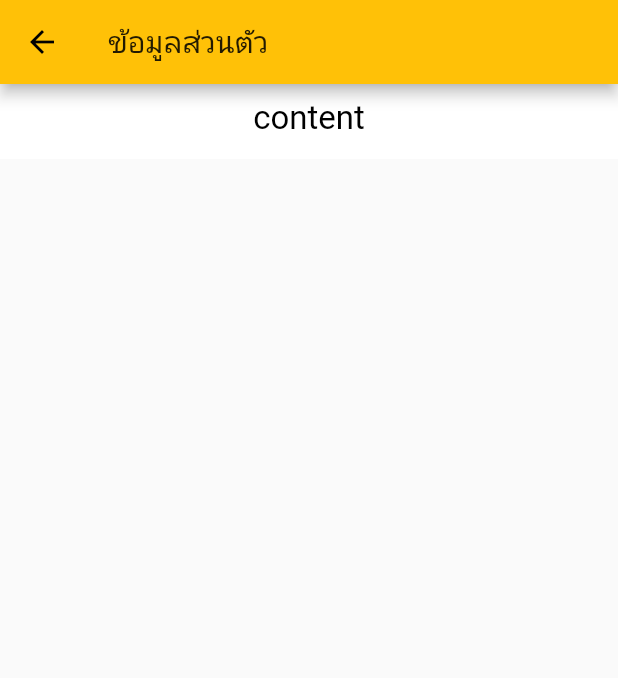
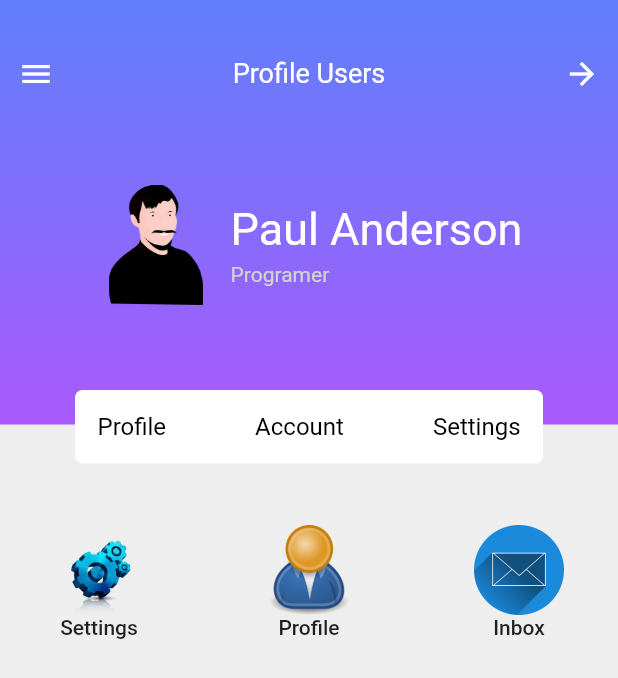
Before and after one commit to Thanayut-Dev/Customer-Flutterapp, a Flutter app: the ProfilePage screen opened directly, on a phone screen of 412 x 824 dp. Shown: the top 678 px of the screen. Run offline on Flutter 3.47's test engine with Material 2 defaults, Android fonts, the phone set to English and light mode, and no system bars; our stand-ins replace carousel_slider, fancy_bottom_navigation; Roboto replaces fonts that are missing (ralewaymedium).

Commit message:
profile setting

```diff
--- a/lib/component/Profilepage/SettingPage.dart
+++ b/lib/component/Profilepage/SettingPage.dart
@@ -11,25 +11,95 @@ class _ProfilePageState extends State<ProfilePage> {
   @override
   Widget build(BuildContext context) {
     return Scaffold(
-      appBar: AppBar(title: Text("ข้อมูลส่วนตัว")),
-      body: ListView(
+      backgroundColor: Colors.grey[200],
+      body: Stack(
+        children: <Widget>[
+          profile(context),
+          buttonText(context),
+          buttonIcon(context),
+        ],
+      ),
+    );
+  }
+}
+
+Widget profile(BuildContext context) => Positioned(
+      left: 0,
+      right: 0,
+      height: 300.0,
+      child: Container(
+        child: Column(
           children: <Widget>[
             Container(
-            height: 50,
-            color: Colors.white,
+              padding: EdgeInsets.only(top: 25.0, bottom: 80.0),
+              decoration: BoxDecoration(
+                gradient: LinearGradient(
+                    begin: Alignment.topCenter,
+                    end: Alignment.bottomCenter,
+                    colors: [const Color(0xFF607ffb), const Color(0xFFa95afc)]),
+              ),
               child: Center(
                 child: Column(
+                  mainAxisAlignment: MainAxisAlignment.center,
                   children: <Widget>[
+                    Row(
+                      mainAxisAlignment: MainAxisAlignment.spaceBetween,
+                      children: <Widget>[
+                        IconButton(
+                          icon: Icon(Icons.menu),
+                          color: Colors.white,
+                          onPressed: () {},
+                        ),
+                        Text(
+                          "Profile Users",
+                          style: TextStyle(
+                              color: Colors.white,
+                              fontFamily: 'ralewaymedium',
+                              fontSize: 18.0),
+                        ),
+                        IconButton(
+                          icon: Icon(Icons.arrow_forward),
+                          color: Colors.white,
+                          onPressed: () {},
+                        ),
+                      ],
+                    ),
+                    SizedBox(
+                      height: 50.0,
+                    ),
+                    Row(
+                      mainAxisAlignment: MainAxisAlignment.center,
+                      children: <Widget>[
+                        Image.asset(
+                          'assets/icons/Profile-1.png',
+                          width: 80.0,
+                          height: 80.0,
+                        ),
                         Padding(
-                    padding: const EdgeInsets.only(top: 10),
-                    child: Text(
-                      "content",
+                          padding: const EdgeInsets.only(left: 10.0),
+                          child: Column(
+                            crossAxisAlignment: CrossAxisAlignment.start,
+                            children: <Widget>[
+                              Text(
+                                "Paul Anderson",
                                 style: TextStyle(
-                        fontSize: 22,
-                        color: Colors.black,
-                        // fontWeight: FontWeight.bold,
+                                    color: Colors.white,
+                                    fontSize: 30.0,
+                                    fontFamily: 'ralewaymedium'),
+                              ),
+                              SizedBox(
+                                height: 5.0,
+                              ),
+                              Text(
+                                "Programer",
+                                style: TextStyle(
+                                    color: const Color(0xFFd3d3d3),
+                                    fontFamily: 'ralewaymedium'),
+                              )
+                            ],
                           ),
                         ),
+                      ],
                     ),
                   ],
                 ),
@@ -37,6 +107,109 @@ class _ProfilePageState extends State<ProfilePage> {
             ),
           ],
         ),
+      ),
     );
-  }
-}
+
+Widget buttonText(BuildContext context) => Positioned(
+      width: MediaQuery.of(context).size.width,
+      top: 260.0,
+      child: Padding(
+        padding: const EdgeInsets.only(left: 50.0, right: 50.0),
+        child: Container(
+          decoration: BoxDecoration(
+            borderRadius: BorderRadius.circular(5.0),
+            color: Colors.white,
+          ),
+          child: Padding(
+            padding: const EdgeInsets.only(
+                left: 15.0, right: 15.0, top: 15.0, bottom: 15.0),
+            child: Row(
+              mainAxisAlignment: MainAxisAlignment.spaceBetween,
+              children: <Widget>[
+                Text(
+                  "Profile",
+                  style: TextStyle(
+                      color: Colors.black,
+                      fontFamily: 'ralewaymedium',
+                      fontSize: 16.0),
+                ),
+                Text(
+                  "Account",
+                  style: TextStyle(
+                      color: Colors.black,
+                      fontFamily: 'ralewaymedium',
+                      fontSize: 16.0),
+                ),
+                Text(
+                  "Settings",
+                  style: TextStyle(
+                      color: Colors.black,
+                      fontFamily: 'ralewaymedium',
+                      fontSize: 16.0),
+                ),
+              ],
+            ),
+          ),
+        ),
+      ),
+    );
+
+Widget buttonIcon(BuildContext context) => Positioned(
+      width: MediaQuery.of(context).size.width,
+      top: 350.0,
+      child: Padding(
+        padding: const EdgeInsets.only(left: 20.0, right: 20.0),
+        child: Container(
+          child: Row(
+            mainAxisAlignment: MainAxisAlignment.spaceBetween,
+            children: <Widget>[
+              FlatButton(
+                onPressed: () {
+                  null;
+                },
+                child: Column(
+                  children: <Widget>[
+                    Image.asset(
+                      'assets/icons/Settings-icon-1.png',
+                      height: 60,
+                      width: 60,
+                    ),
+                    Text("Settings")
+                  ],
+                ),
+              ),
+              FlatButton(
+                onPressed: () {
+                  null;
+                },
+                child: Column(
+                  children: <Widget>[
+                    Image.asset(
+                      'assets/icons/User-1.webp',
+                      height: 60,
+                      width: 60,
+                    ),
+                    Text("Profile")
+                  ],
+                ),
+              ),
+              FlatButton(
+                onPressed: () {
+                  null;
+                },
+                child: Column(
+                  children: <Widget>[
+                    Image.asset(
+                      'assets/icons/Inbox-2.png',
+                      height: 60,
+                      width: 60,
+                    ),
+                    Text("Inbox")
+                  ],
+                ),
+              ),
+            ],
+          ),
+        ),
+      ),
+    );
```
Also changed, not shown: assets/icons/Inbox-1.png (added), assets/icons/Inbox-2.png (added), assets/icons/Profile-1.png (added), assets/icons/Settings-icon-1.png (added), assets/icons/User-1.webp (added), assets/icons/User-2.jpg (added). Lines whose indentation alone changed are shown as unchanged.
